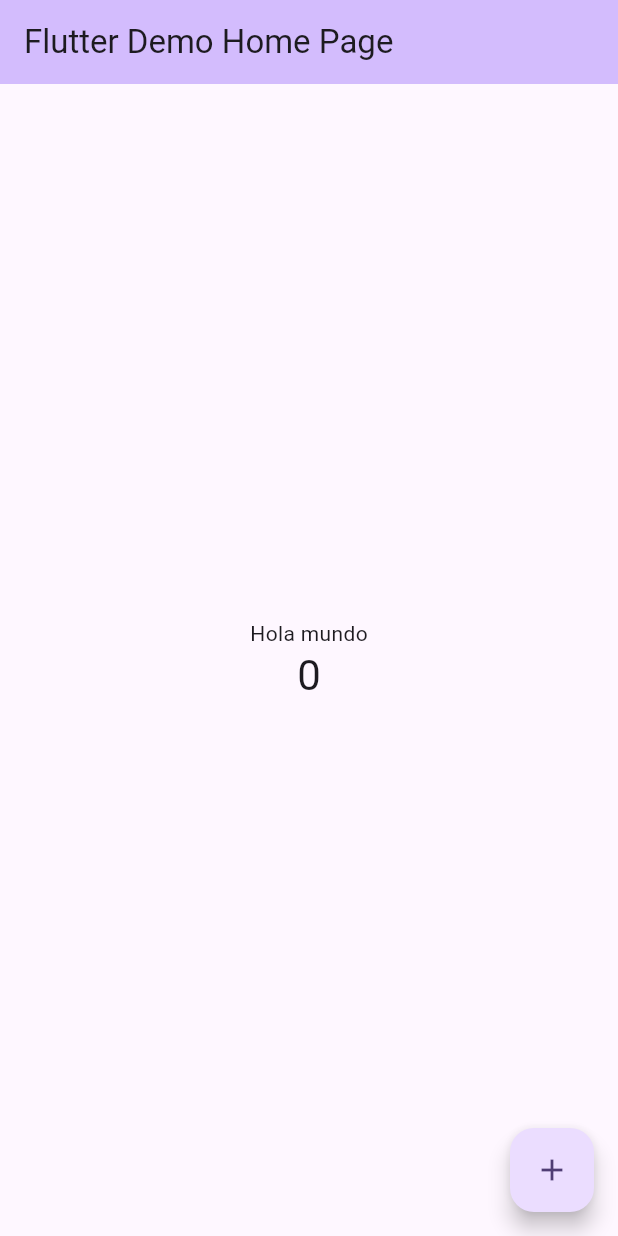
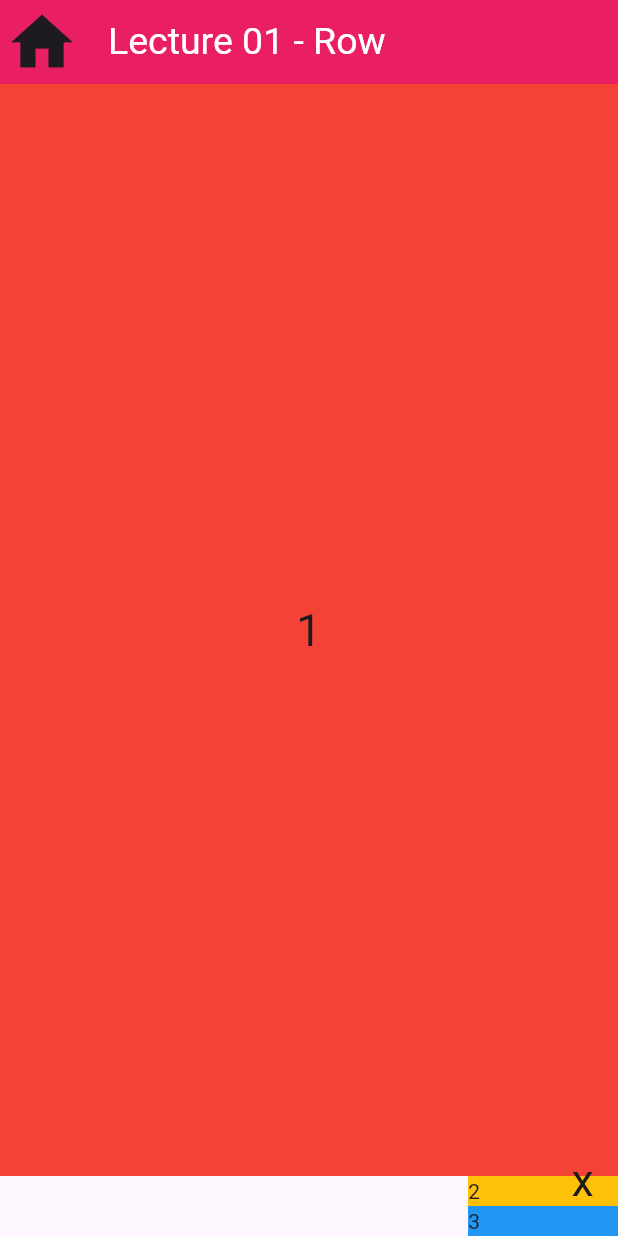
Before and after one commit to Moviles-2024/priscilla-flutter, a Flutter app: the screen it shows after launch, on a phone screen of 412 x 824 dp. Run offline on Flutter 3.47's test engine with Material 3 defaults, Android fonts, the phone set to English and light mode, and no system bars.

Commit message:
primer commit

```diff
--- /dev/null
+++ b/lib/home_page.dart
@@ -0,0 +1,49 @@
+import 'package:flutter/material.dart';
+
+class HomePage extends StatelessWidget {
+  const HomePage({super.key});
+
+  @override
+  Widget build(BuildContext context) {
+    return SafeArea(
+      child: Scaffold(
+        appBar: AppBar(
+          leading: Icon(Icons.home,size: 50,),
+          backgroundColor: Colors.pink,
+          title: Text('Lecture 01 - Row',style: TextStyle(color: Colors.white,fontSize: 25),
+          ),
+        ),
+        body: Column(
+          mainAxisAlignment: MainAxisAlignment.end,
+          crossAxisAlignment: CrossAxisAlignment.end,
+          children: [
+            Expanded(
+              child: Container(
+                color:Colors.red,
+                height: double.infinity,
+                alignment: Alignment.center,
+
+                child: Text('1',style: TextStyle(fontSize: 30),),
+
+              ),
+            ),
+            Container(
+              color:Colors.amber,
+              //height: 100,
+              width: 100,
+              child: Text('2'),
+            ),
+            Container(
+              color:Colors.blue,
+              //height: 100,
+              width: 100,
+              child: Text('3'),
+            ),
+          ],
+        ),
+        //backgroundColor: Colors.green,
+        floatingActionButton: Text('x',style: TextStyle(fontSize: 30),),
+      ),
+    );
+  }
+}
--- a/lib/main.dart
+++ b/lib/main.dart
@@ -1,4 +1,5 @@
 import 'package:flutter/material.dart';
+import 'package:flutter_application_1/home_page.dart';
 
 void main() {
   runApp(const MyApp());
@@ -11,115 +12,14 @@ class MyApp extends StatelessWidget {
   @override
   Widget build(BuildContext context) {
     return MaterialApp(
+      debugShowCheckedModeBanner: false,
       title: 'Flutter Demo',
       theme: ThemeData(
-        // This is the theme of your application.
-        //
-        // TRY THIS: Try running your application with "flutter run". You'll see
-        // the application has a purple toolbar. Then, without quitting the app,
-        // try changing the seedColor in the colorScheme below to Colors.green
-        // and then invoke "hot reload" (save your changes or press the "hot
-        // reload" button in a Flutter-supported IDE, or press "r" if you used
-        // the command line to start the app).
-        //
-        // Notice that the counter didn't reset back to zero; the application
-        // state is not lost during the reload. To reset the state, use hot
-        // restart instead.
-        //
-        // This works for code too, not just values: Most code changes can be
-        // tested with just a hot reload.
+
         colorScheme: ColorScheme.fromSeed(seedColor: Colors.deepPurple),
         useMaterial3: true,
       ),
-      home: const MyHomePage(title: 'Flutter Demo Home Page'),
+      home: const HomePage()
     );
   }
 }
-
-class MyHomePage extends StatefulWidget {
-  const MyHomePage({super.key, required this.title});
-
-  // This widget is the home page of your application. It is stateful, meaning
-  // that it has a State object (defined below) that contains fields that affect
-  // how it looks.
-
-  // This class is the configuration for the state. It holds the values (in this
-  // case the title) provided by the parent (in this case the App widget) and
-  // used by the build method of the State. Fields in a Widget subclass are
-  // always marked "final".
-
-  final String title;
-
-  @override
-  State<MyHomePage> createState() => _MyHomePageState();
-}
-
-class _MyHomePageState extends State<MyHomePage> {
-  int _counter = 0;
-
-  void _incrementCounter() {
-    setState(() {
-      // This call to setState tells the Flutter framework that something has
-      // changed in this State, which causes it to rerun the build method below
-      // so that the display can reflect the updated values. If we changed
-      // _counter without calling setState(), then the build method would not be
-      // called again, and so nothing would appear to happen.
-      _counter++;
-    });
-  }
-
-  @override
-  Widget build(BuildContext context) {
-    // This method is rerun every time setState is called, for instance as done
-    // by the _incrementCounter method above.
-    //
-    // The Flutter framework has been optimized to make rerunning build methods
-    // fast, so that you can just rebuild anything that needs updating rather
-    // than having to individually change instances of widgets.
-    return Scaffold(
-      appBar: AppBar(
-        // TRY THIS: Try changing the color here to a specific color (to
-        // Colors.amber, perhaps?) and trigger a hot reload to see the AppBar
-        // change color while the other colors stay the same.
-        backgroundColor: Theme.of(context).colorScheme.inversePrimary,
-        // Here we take the value from the MyHomePage object that was created by
-        // the App.build method, and use it to set our appbar title.
-        title: Text(widget.title),
-      ),
-      body: Center(
-        // Center is a layout widget. It takes a single child and positions it
-        // in the middle of the parent.
-        child: Column(
-          // Column is also a layout widget. It takes a list of children and
-          // arranges them vertically. By default, it sizes itself to fit its
-          // children horizontally, and tries to be as tall as its parent.
-          //
-          // Column has various properties to control how it sizes itself and
-          // how it positions its children. Here we use mainAxisAlignment to
-          // center the children vertically; the main axis here is the vertical
-          // axis because Columns are vertical (the cross axis would be
-          // horizontal).
-          //
-          // TRY THIS: Invoke "debug painting" (choose the "Toggle Debug Paint"
-          // action in the IDE, or press "p" in the console), to see the
-          // wireframe for each widget.
-          mainAxisAlignment: MainAxisAlignment.center,
-          children: <Widget>[
-            const Text(
-              'Hola mundo',
-            ),
-            Text(
-              '$_counter',
-              style: Theme.of(context).textTheme.headlineMedium,
-            ),
-          ],
-        ),
-      ),
-      floatingActionButton: FloatingActionButton(
-        onPressed: _incrementCounter,
-        tooltip: 'Increment',
-        child: const Icon(Icons.add),
-      ), // This trailing comma makes auto-formatting nicer for build methods.
-    );
-  }
-}
```
